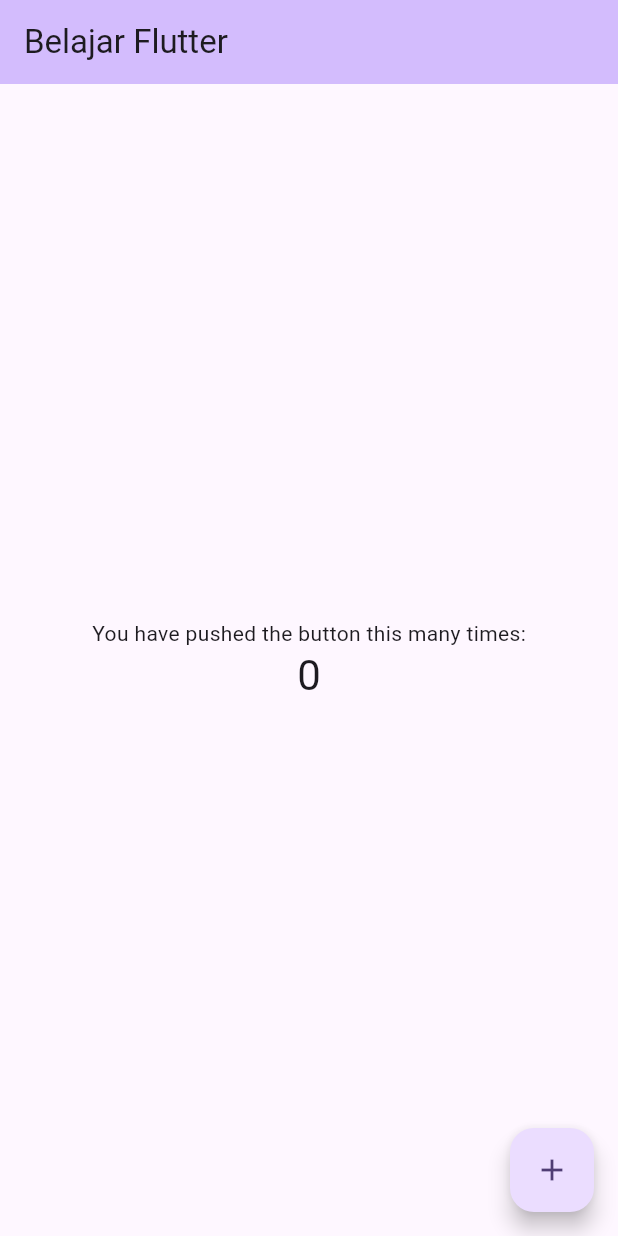
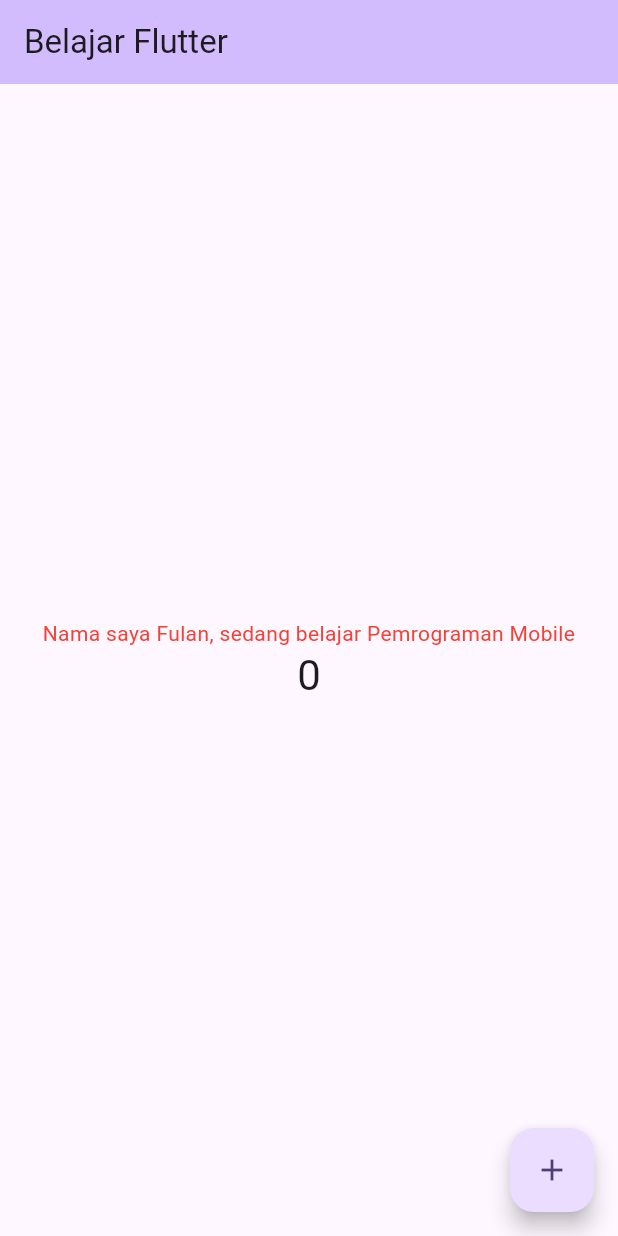
Before and after one commit to dimasprmana/belajar-flutter, a Flutter app: the screen it shows after launch, on a phone screen of 412 x 824 dp. Run offline on Flutter 3.47's test engine with Material 3 defaults, Android fonts, the phone set to English and light mode, and no system bars.

```diff
--- a/lib/basic.widget/text.dart
+++ /dev/null
@@ -1,3 +0,0 @@
-import 'package:flutter/material.dart';
-
-class textwidget extends sta
--- /dev/null
+++ b/lib/basic.widget/text_widget.dart
@@ -0,0 +1,13 @@
+import 'package:flutter/material.dart';
+
+class MyTextWidget extends StatelessWidget {
+  const MyTextWidget({Key? key}) : super(key: key);
+
+  @override
+  Widget build(BuildContext context) {
+    return const Text(
+      "Nama saya Fulan, sedang belajar Pemrograman Mobile",
+      style: TextStyle(color: Colors.red, fontSize: 14),
+      textAlign: TextAlign.center);
+  }
+}
--- a/lib/main.dart
+++ b/lib/main.dart
@@ -1,4 +1,5 @@
 import 'package:flutter/material.dart';
+import 'package:new_flutter/basic.widget/text_widget.dart';
 
 void main() {
   runApp(const MyApp());
@@ -105,9 +106,7 @@ class _MyHomePageState extends State<MyHomePage> {
           // wireframe for each widget.
           mainAxisAlignment: MainAxisAlignment.center,
           children: <Widget>[
-            const Text(
-              'You have pushed the button this many times:',
-            ),
+            const MyTextWidget() ,
             Text(
               '$_counter',
               style: Theme.of(context).textTheme.headlineMedium,
```
Also changed, not shown: lib/basic.widget/image_widget.dart (added, +12 -0 lines).
